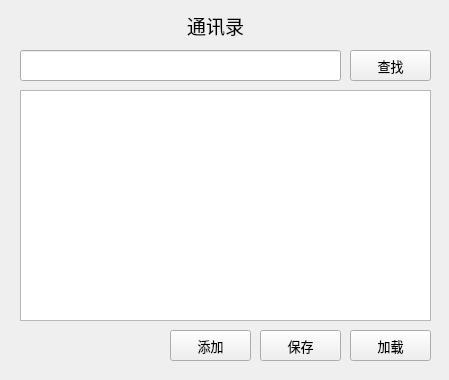
Above: addrbook/addrbook.ui from JetMuffin/AddrBook before the change. Below: the same form after it.
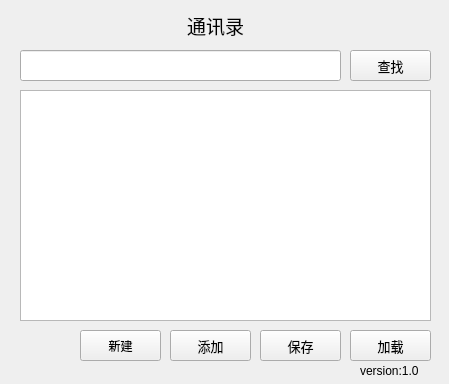
That is the form after the change. Icons and pictures are not drawn.

Commit message: 完善基本功能，增加程序图标，并打包生成version1.0版本EXE

The edit to the form file:
```diff
--- a/addrbook/addrbook.ui
+++ b/addrbook/addrbook.ui
@@ -7,7 +7,7 @@
     <x>0</x>
     <y>0</y>
     <width>449</width>
-    <height>380</height>
+    <height>384</height>
    </rect>
   </property>
   <property name="windowTitle">
@@ -134,6 +134,32 @@
      <set>Qt::AlignCenter</set>
     </property>
    </widget>
+   <widget class="QPushButton" name="CreateButton">
+    <property name="geometry">
+     <rect>
+      <x>80</x>
+      <y>330</y>
+      <width>81</width>
+      <height>31</height>
+     </rect>
+    </property>
+    <property name="text">
+     <string>新建</string>
+    </property>
+   </widget>
+   <widget class="QLabel" name="label_2">
+    <property name="geometry">
+     <rect>
+      <x>360</x>
+      <y>360</y>
+      <width>81</width>
+      <height>21</height>
+     </rect>
+    </property>
+    <property name="text">
+     <string>version:1.0</string>
+    </property>
+   </widget>
   </widget>
  </widget>
  <layoutdefault spacing="6" margin="11"/>
```
Left out of the diff: 13 changed lines with no effect on the pictures. The commit also changes 21 other files.
